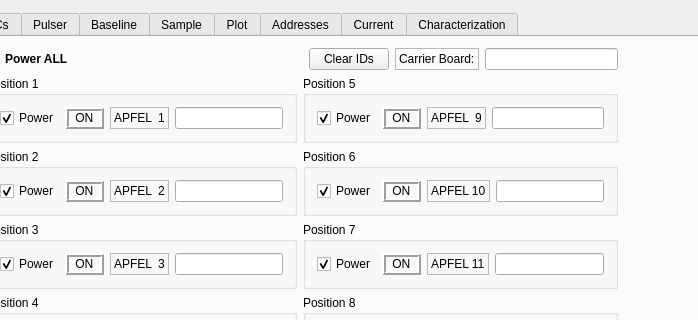
gsi-ee/drivers, file mbspex/gui/qt/apfel/ApfelWidget.ui: the form before one commit; both pictures show x 171 to 869 and y 0 to 320 of the 1393 by 595 pixel window.
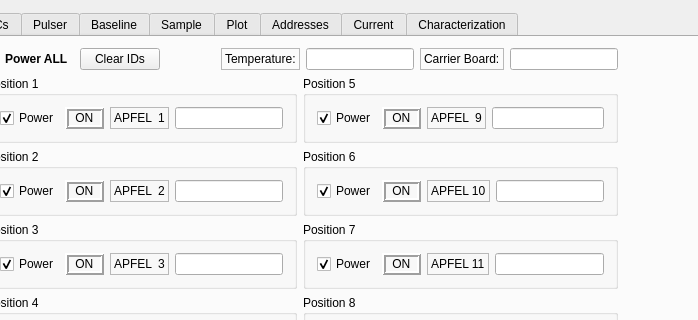
The form after the commit. Custom widgets are drawn as their Qt base class.

Commit message: apfelgui: bugfix in enabling multiple peak mode bugfix: order of peak height and centroid in result file added temperature specs field

Diff of the .ui file:
```diff
--- a/mbspex/gui/qt/apfel/ApfelWidget.ui
+++ b/mbspex/gui/qt/apfel/ApfelWidget.ui
@@ -111,6 +111,16 @@
        </item>
        <item row="0" column="1">
         <layout class="QGridLayout" name="gridLayout_30">
+         <item row="1" column="4">
+          <widget class="QLineEdit" name="EnvironmentTemperature">
+           <property name="toolTip">
+            <string>&lt;html&gt;&lt;head/&gt;&lt;body&gt;&lt;p&gt;Please type environment temperature&lt;/p&gt;&lt;/body&gt;&lt;/html&gt;</string>
+           </property>
+           <property name="readOnly">
+            <bool>false</bool>
+           </property>
+          </widget>
+         </item>
          <item row="1" column="0">
           <widget class="QCheckBox" name="PowerCheckBox_all">
            <property name="font">
@@ -130,7 +140,7 @@
            </property>
           </widget>
          </item>
-         <item row="1" column="1">
+         <item row="1" column="2">
           <spacer name="horizontalSpacer">
            <property name="orientation">
             <enum>Qt::Horizontal</enum>
@@ -143,12 +153,12 @@
            </property>
           </spacer>
          </item>
-         <item row="1" column="3">
+         <item row="1" column="5">
           <layout class="QHBoxLayout" name="horizontalLayout_149">
            <item>
             <widget class="QLabel" name="CarrierBoardLabel">
              <property name="toolTip">
-              <string>Addres ID of APFEL in this mounting position</string>
+              <string>Addres ID of Test carrier board</string>
              </property>
              <property name="frameShape">
               <enum>QFrame::StyledPanel</enum>
@@ -170,7 +180,7 @@
            </item>
           </layout>
          </item>
-         <item row="3" column="0" colspan="4">
+         <item row="3" column="0" colspan="6">
           <layout class="QGridLayout" name="gridLayout_5">
            <item row="0" column="0">
             <widget class="QGroupBox" name="PowerGroupBox_1">
@@ -662,7 +672,7 @@
            </item>
           </layout>
          </item>
-         <item row="1" column="2">
+         <item row="1" column="1">
           <widget class="QPushButton" name="ClearIDspushButton">
            <property name="toolTip">
             <string>Press this button to erase all chip id fields before a new setup</string>
@@ -672,6 +682,19 @@
            </property>
           </widget>
          </item>
+         <item row="1" column="3">
+          <widget class="QLabel" name="TemperatureLabel">
+           <property name="toolTip">
+            <string>Environment temperature (°C)</string>
+           </property>
+           <property name="frameShape">
+            <enum>QFrame::StyledPanel</enum>
+           </property>
+           <property name="text">
+            <string>Temperature:</string>
+           </property>
+          </widget>
+         </item>
         </layout>
        </item>
        <item row="0" column="2">
@@ -9648,6 +9671,9 @@
            <layout class="QHBoxLayout" name="horizontalLayout_89">
             <item>
              <widget class="QDialogButtonBox" name="BenchmarkButtonBox">
+              <property name="toolTip">
+               <string>Control benchmark measurements</string>
+              </property>
               <property name="orientation">
                <enum>Qt::Horizontal</enum>
               </property>
```
Left out of the diff: 46 changed lines with no effect on the pictures. The commit also changes 6 other files.
